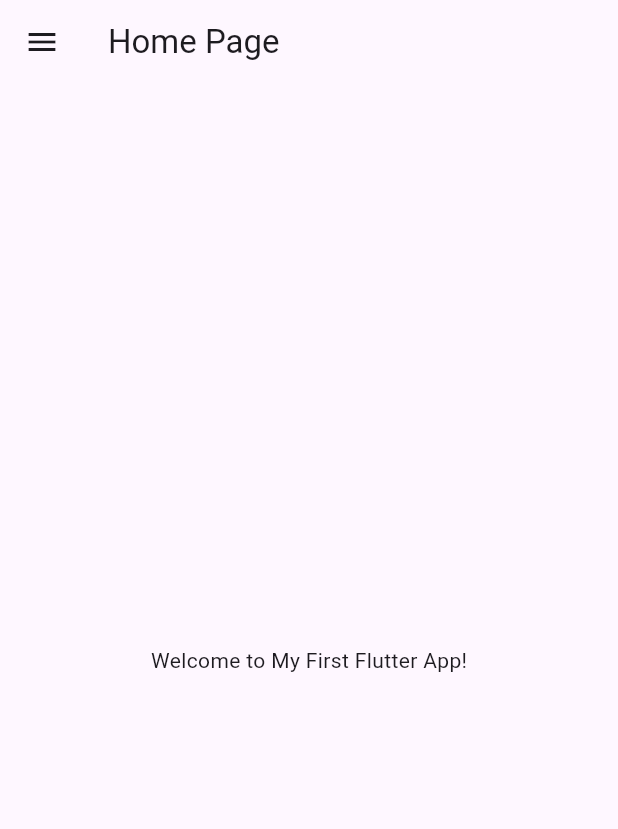
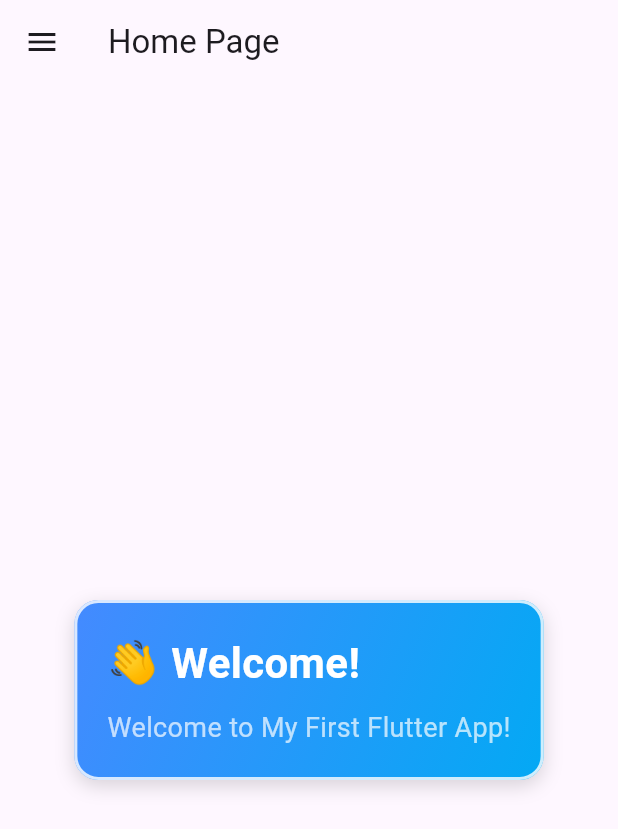
Before and after one commit to Saidouchrif/github_api_flutter_app, a Flutter app: the screen it shows after launch, on a phone screen of 412 x 824 dp. Shown: the top 829 px of the screen. Run offline on Flutter 3.47's test engine with Material 3 defaults, Android fonts, the phone set to English and light mode, and no system bars.

Commit message:
version de code complete avec code de page home et affichage des posts

```diff
--- a/lib/pages/Home/home_page.dart
+++ b/lib/pages/Home/home_page.dart
@@ -60,7 +60,7 @@ class HomePage extends StatelessWidget {
                 onTap: () {
                   Navigator.pop(context);
                   Navigator.push(context,
-                  MaterialPageRoute(builder: (_)=> const Myposts())
+                  MaterialPageRoute(builder: (_)=> const PostsPage())
                   );
                 },
               ),
@@ -100,8 +100,64 @@ class MyBody extends StatelessWidget {
 
   @override
   Widget build(BuildContext context) {
-    return const Center(
-      child: Text('Welcome to My First Flutter App!'),
+    return Container(
+      width: double.infinity,
+      padding: const EdgeInsets.only(top: 40),
+
+      child: Center(
+        child: Container(
+          padding: const EdgeInsets.all(20),
+          margin: const EdgeInsets.symmetric(horizontal: 20),
+          decoration: BoxDecoration(
+            gradient: LinearGradient(
+              colors: [
+                Colors.blueAccent,
+                Colors.lightBlue,
+              ],
+              begin: Alignment.topLeft,
+              end: Alignment.bottomRight,
+            ),
+            borderRadius: BorderRadius.circular(16),
+            border: Border.all(
+              color: Colors.white.withOpacity(0.8),
+              width: 2,
+            ),
+            boxShadow: [
+              BoxShadow(
+                color: Colors.black.withOpacity(0.15),
+                blurRadius: 10,
+                offset: const Offset(0, 4),
+              )
+            ],
+          ),
+
+          child: const Column(
+            crossAxisAlignment: CrossAxisAlignment.start,
+            mainAxisSize: MainAxisSize.min,
+
+            children: [
+              Text(
+                "👋 Welcome!",
+                style: TextStyle(
+                  fontSize: 28,
+                  fontWeight: FontWeight.bold,
+                  color: Colors.white,
+                ),
+              ),
+
+              SizedBox(height: 10),
+
+              Text(
+                "Welcome to My First Flutter App!",
+                style: TextStyle(
+                  fontSize: 18,
+                  color: Colors.white70,
+                ),
+              ),
+            ],
+          ),
+        ),
+      ),
     );
   }
 }
```
Also changed, not shown: lib/models/post.dart (added, +19 -0 lines), lib/pages/Posts/posts_page.dart (+55 -7 lines), lib/services/posts_service.dart (added, +19 -0 lines).
